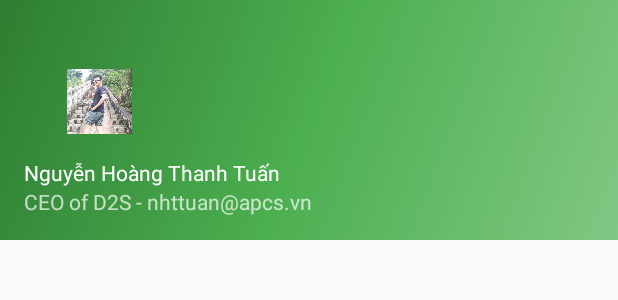
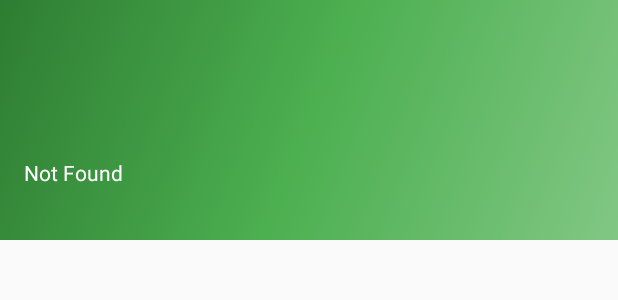
Before and after one commit to daemon29/LadyBug, an Android app: the layout nav_header_main.xml on its own in the app's theme, with its tools: preview values and no code run, on a phone screen of 412 x 824 dp. Shown: the top 300 px of the screen. Run offline under Robolectric (Android 15) with nearby library versions, the phone set to English and light mode, and no system bars.

Commit message:
Update main_activity

```diff
--- a/app/build.gradle
+++ b/app/build.gradle
@@ -24,7 +24,8 @@ dependencies {
     //noinspection GradleCompatible
     implementation 'com.android.support:appcompat-v7:28.0.0'
     implementation 'com.android.support:design:28.0.0'
-    implementation 'com.android.support.constraint:constraint-layout:2.0.0-alpha5'
+    implementation 'com.android.support.constraint:constraint-layout:2.0.0-beta1'
+    implementation 'com.github.bumptech.glide:glide:4.7.1'
 
     implementation 'com.google.firebase:firebase-core:16.0.9'
     implementation 'com.google.firebase:firebase-firestore:19.0.0'
--- a/app/src/main/res/layout/nav_header_main.xml
+++ b/app/src/main/res/layout/nav_header_main.xml
@@ -13,14 +13,14 @@
     android:weightSum="1">
 
     <ImageView
-        android:id="@+id/imageView"
+        android:id="@+id/profile_pic"
         android:layout_width="100dp"
         android:layout_height="50dp"
         android:paddingTop="@dimen/nav_header_vertical_spacing"
-        android:src="@drawable/tuan"
-        android:layout_weight="0.40" />
-
+        android:layout_weight="1" />
+    <!--android:src="@drawable/tuan"-->
     <TextView
+        android:id="@+id/name"
         android:layout_width="match_parent"
         android:layout_height="wrap_content"
         android:paddingTop="@dimen/nav_header_vertical_spacing"
@@ -28,9 +28,9 @@
         android:textAppearance="@style/TextAppearance.AppCompat.Body1" />
 
     <TextView
-        android:id="@+id/textView"
+        android:id="@+id/detail"
         android:layout_width="wrap_content"
         android:layout_height="wrap_content"
-        android:text="@string/Reference" />
+        />
 
 </LinearLayout>
--- a/app/src/main/res/layout/popup.xml
+++ b/app/src/main/res/layout/popup.xml
@@ -8,7 +8,7 @@
     <LinearLayout
         android:id="@+id/linearlayout0"
         android:layout_width="300dp"
-        android:layout_height="400dp"
+        android:layout_height="420dp"
         android:orientation="vertical"
         android:background="@color/colorAccent"
         app:layout_constraintBottom_toBottomOf="parent"
@@ -83,8 +83,6 @@
             android:layout_width="wrap_content"
             android:layout_height="wrap_content"
             android:layout_gravity="center_horizontal"
-            android:paddingBottom="5dp"
-            android:paddingEnd="5dp"
             android:text="@string/submit"
             android:paddingRight="15dp"
             app:layout_constraintBottom_toBottomOf="parent"
--- a/app/src/main/res/values/strings.xml
+++ b/app/src/main/res/values/strings.xml
@@ -40,7 +40,7 @@
     <string name="lbl_forgot_password">Forgot password?</string>
     <string name="forgot_password_msg">We just need your registered Email Id to sent you password reset instructions.</string>
     <string name="action_settings">Settings</string>
-    <string name="Name">Nguyễn Hoàng Thanh Tuấn</string>
+    <string name="Name">Not Found</string>
     <string name="Reference">CEO of D2S - nhttuan@apcs.vn</string>
     <string name="navigation_drawer_open">Open navigation drawer</string>
     <string name="navigation_drawer_close">Close navigation drawer</string>
```
Also changed, not shown: app/src/main/java/com/example/donatetosave/MainActivity.java (+41 -15 lines).
